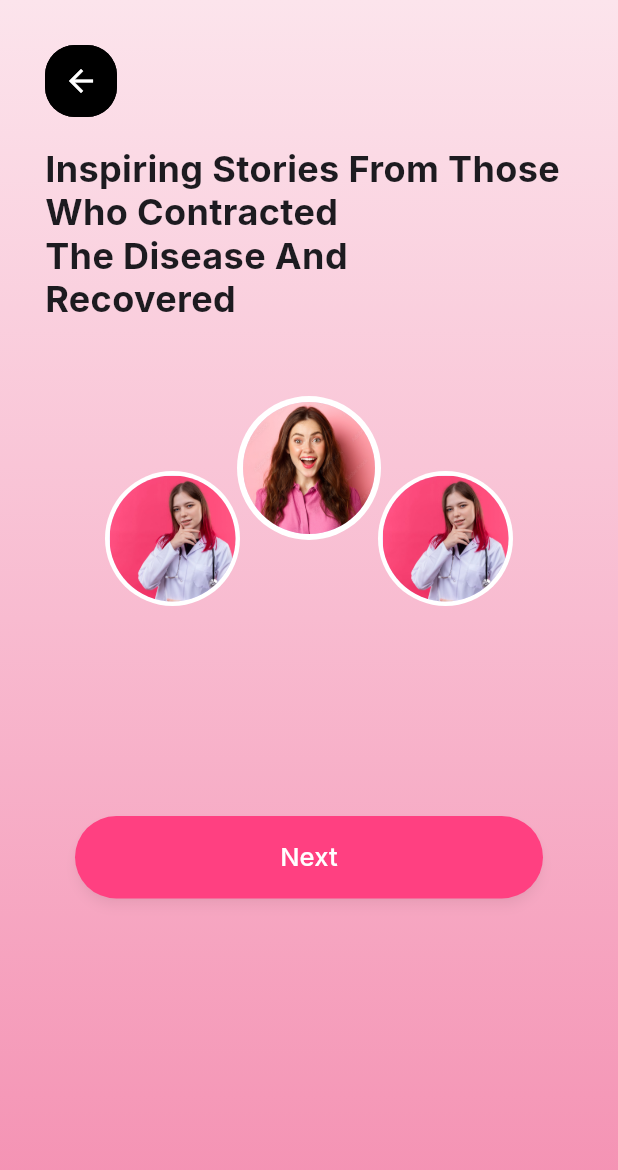
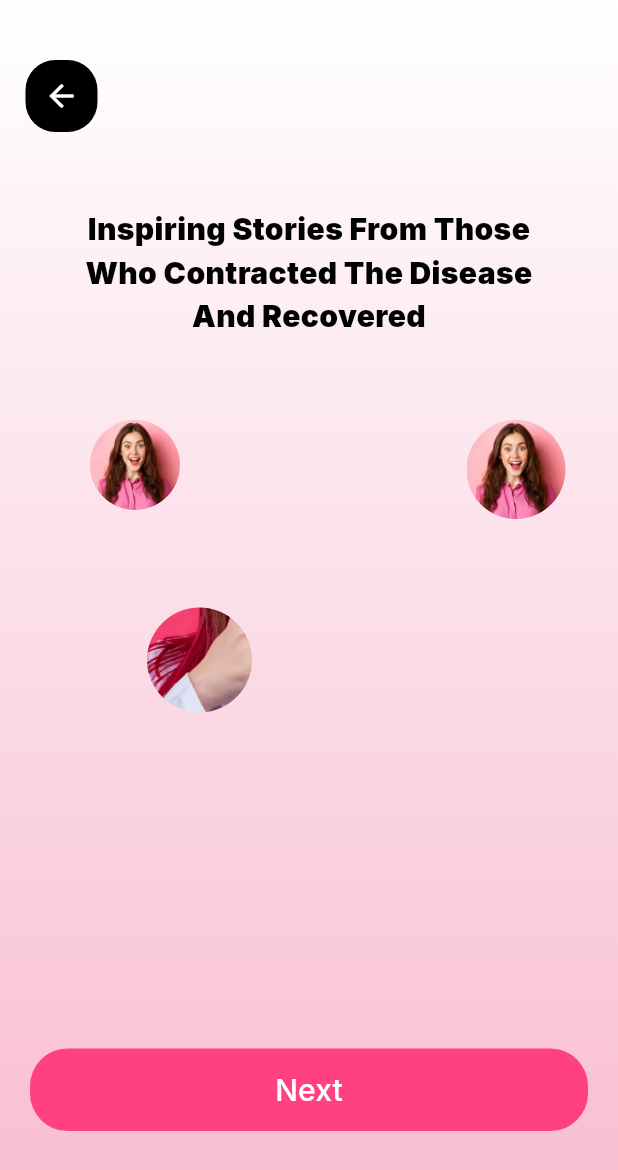
Before and after one commit to MohamedRafaat23/vitalbreast3, a Flutter app: the screen it shows after launch, after a tap on the "arrow forward ios" icon, on a phone screen of 412 x 824 dp. Shown: the top 1170 px of the screen. Run offline on Flutter 3.47's test engine with Material 3 defaults, Android fonts, the light colour scheme and no system bars; our stand-ins replace camera, dio, shared_preferences; missing offline and left inert: dart:ffi; accounts and stored records are empty.

Commit message:
Story view channge

```diff
--- a/lib/screens/view/story_view.dart
+++ b/lib/screens/view/story_view.dart
@@ -1,8 +1,7 @@
 import 'package:flutter/material.dart';
 import 'package:vitalbreast3/screens/view/doctor_view.dart';
+import 'package:vitalbreast3/screens/view/welcome_view.dart';
 import 'package:vitalbreast3/widgets/back_button.dart';
-import 'package:vitalbreast3/widgets/context_navigation_extansions.dart';
-import 'package:vitalbreast3/widgets/custom_elevated_button.dart';
 
 class StoryView extends StatefulWidget {
   const StoryView({super.key});
@@ -15,123 +14,122 @@ class _StoryViewState extends State<StoryView> {
   @override
   Widget build(BuildContext context) {
     return Scaffold(
-      body: Container(
+      body: SafeArea(
+        child: Container(
           width: double.infinity,
-        decoration: BoxDecoration(
+          decoration: const BoxDecoration(
             gradient: LinearGradient(
               begin: Alignment.topCenter,
               end: Alignment.bottomCenter,
-            colors: [Colors.pink[50]!, Colors.pink[100]!, Colors.pink[200]!],
+              colors: [Colors.white, Color(0xFFF8BBD0)],
             ),
           ),
-        child: SafeArea(
-          child: Padding(
-            padding: const EdgeInsets.all(30.0),
           child: Column(
             crossAxisAlignment: CrossAxisAlignment.start,
             children: [
-                // Back button
-                Row(
-                  mainAxisAlignment: MainAxisAlignment.spaceBetween,
-                  children: [
-                    Container(
-                      decoration: BoxDecoration(
-                        color: Colors.black,
-                        borderRadius: BorderRadius.circular(20),
-                      ),
+              const SizedBox(height: 40), // مسافة من الأعلى
+              Padding(
+                padding: const EdgeInsets.symmetric(horizontal: 17),
+                child: Align(
+                  alignment: Alignment.topLeft,
 
-                      //back button
                   child: BackButtonn(
                     onTap:
                         () => Navigator.push(
                           context,
                           MaterialPageRoute(
-                                builder: (context) => StoryView(),
+                            builder: (context) => WelcomeView(),
+                          ),
+                        ),
+                  ),
+                ),
+              ),
+              const SizedBox(height: 50),
+              const Center(
+                child: Padding(
+                  padding: EdgeInsets.symmetric(horizontal: 40),
+                  child: Text(
+                    'Inspiring Stories From Those Who Contracted The Disease And Recovered',
+                    textAlign: TextAlign.center,
+                    style: TextStyle(
+                      fontSize: 20,
+                      fontWeight: FontWeight.w900,
+                      fontFamily: "Inter",
+
+                      color: Colors.black,
+                    ),
+                  ),
+                ),
+              ),
+              const SizedBox(height: 15),
+              Expanded(
+                child: Stack(
+                  alignment: Alignment.center,
+                  children: [
+                    Positioned(
+                      top: 40,
+                      right: 35,
+                      child: CircleAvatar(
+                        radius: 33,
+                        backgroundImage: AssetImage('assets/3.png'),
+                      ),
+                    ),
+                    Positioned(
+                      left: 98,
+                      bottom: 50,
+                      top: 1,
+                      child: CircleAvatar(
+                        radius: 35,
+                        backgroundImage: AssetImage('assets/4.png'),
+                      ),
+                    ),
+                    Positioned(
+                      top: 40,
+                      left: 60,
+                      child: CircleAvatar(
+                        radius: 30,
+                        backgroundImage: AssetImage('assets/3.png'),
+                      ),
+                    ),
+                  ],
+                ),
+              ),
+              const SizedBox(height: 10),
+
+              Center(
+                child: Container(
+                  width: double.infinity,
+                  padding: const EdgeInsets.symmetric(horizontal: 20),
+                  height: 55,
+                  margin: const EdgeInsets.only(bottom: 30),
+                  child: ElevatedButton(
+                    onPressed: () {
+                      Navigator.push(
+                        context,
+                        MaterialPageRoute(builder: (context) => DoctorView()),
+                      );
+                    },
+                    style: ElevatedButton.styleFrom(
+                      backgroundColor: Colors.pinkAccent,
+                      foregroundColor: Colors.white,
+                      shape: RoundedRectangleBorder(
+                        borderRadius: BorderRadius.circular(25),
+                      ),
+                      elevation: 0,
+                    ),
+                    child: const Text(
+                      'Next',
+                      style: TextStyle(
+                        fontSize: 20,
+                        fontWeight: FontWeight.w500,
+                      ),
                     ),
                   ),
                 ),
               ),
 
-                    // Logo
+              const SizedBox(height: 40),
             ],
-                ),
-
-                const SizedBox(height: 20),
-
-                // Title
-                const Text(
-                  'Inspiring Stories From Those Who Contracted\nThe Disease And\nRecovered',
-                  style: TextStyle(
-                    fontSize: 24,
-                    fontWeight: FontWeight.bold,
-                    height: 1.2,
-
-                  ),
-                ),
-
-                const SizedBox(height: 50),
-
-                // Profile images
-                SizedBox(
-                  height: 140,
-                  child: Stack(
-                    alignment: Alignment.center,
-                    children: [
-                      // Left image
-                      Positioned(
-                        left: 40,
-                        bottom: 0,
-                        child: CircleAvatar(
-                          radius: 45,
-                          backgroundColor: Colors.white,
-                          child: CircleAvatar(
-                            radius: 42,
-                            backgroundImage: AssetImage('assets/4.png'),
-                          ),
-                        ),
-                      ),
-                      // Right image
-                      Positioned(
-                        right: 40,
-                        bottom: 0,
-                        child: CircleAvatar(
-                          radius: 45,
-                          backgroundColor: Colors.white,
-                          child: CircleAvatar(
-                            radius: 42,
-                            backgroundImage: AssetImage('assets/4.png'),
-                          ),
-                        ),
-                      ),
-                      // Center image (on top)
-                      Positioned(
-                        top: 0,
-                        child: CircleAvatar(
-                          radius: 48,
-                          backgroundColor: Colors.white,
-                          child: CircleAvatar(
-                            radius: 44,
-                            backgroundImage: AssetImage('assets/3.png'),
-                          ),
-                        ),
-                      ),
-                    ],
-                  ),
-                ),
-
-               SizedBox(height: 140),
-
-                // Next button
-                CustomElevatedButton(
-                  text: 'Next',
-                  onTap: () {
-                    context.push(DoctorView());
-                  },
-                ),
-
-                const SizedBox(height: 20),
-              ],
-            ),
           ),
         ),
       ),
```
Also changed, not shown: lib/core/models/ciity.dart (deleted). Lines whose indentation alone changed are shown as unchanged.
